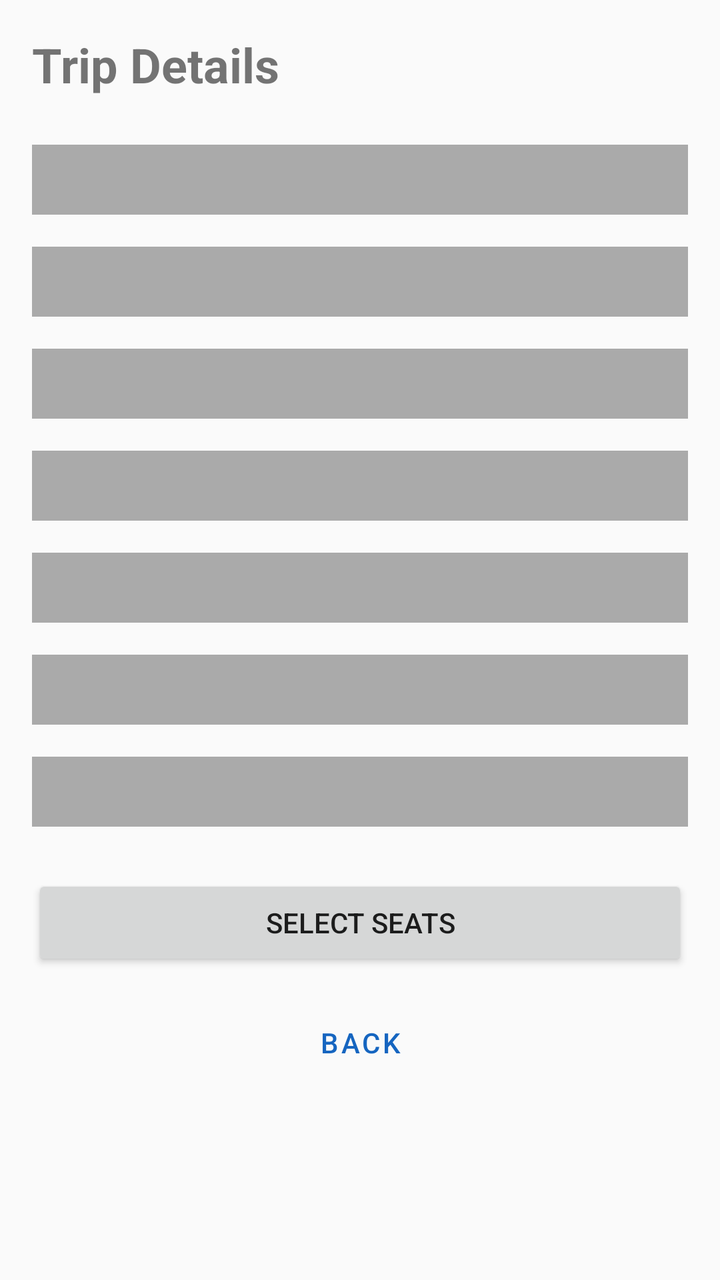
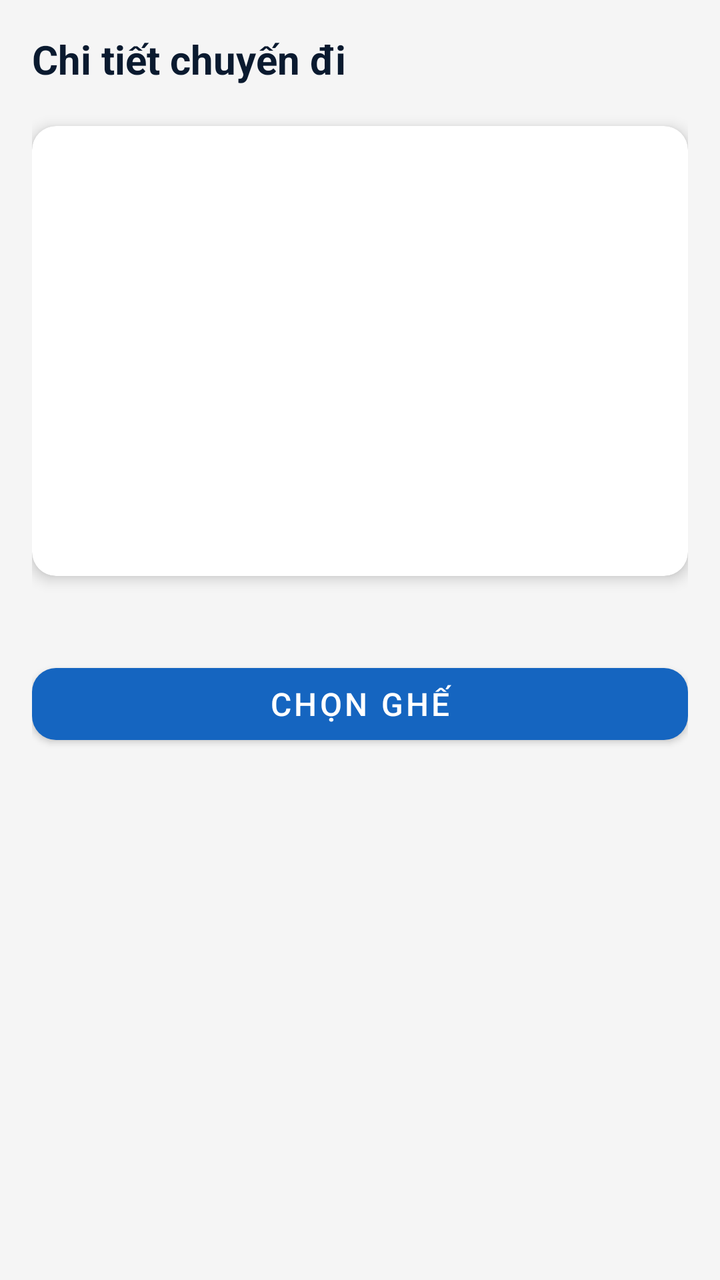

An Android layout rendered at two revisions. The XML below is the earlier revision; the diff shows what the commit changed to produce the second picture.
<!-- AndroidManifest.xml: application theme Theme.BusBooking -->
<!-- res/layout/fragment_trip_details.xml -->
<?xml version="1.0" encoding="utf-8"?>
<ScrollView xmlns:android="http://schemas.android.com/apk/res/android"
    android:layout_width="match_parent"
    android:layout_height="match_parent">

    <LinearLayout
        android:layout_width="match_parent"
        android:layout_height="wrap_content"
        android:orientation="vertical"
        android:padding="16dp">

        <TextView
            android:layout_width="wrap_content"
            android:layout_height="wrap_content"
            android:text="Trip Details"
            android:textSize="24sp"
            android:textStyle="bold"
            android:layout_marginBottom="24dp" />

        <TextView
            android:id="@+id/routeText"
            android:layout_width="match_parent"
            android:layout_height="wrap_content"
            android:padding="8dp"
            android:layout_marginBottom="16dp"
            android:background="@android:color/darker_gray" />

        <TextView
            android:id="@+id/dateText"
            android:layout_width="match_parent"
            android:layout_height="wrap_content"
            android:padding="8dp"
            android:layout_marginBottom="16dp"
            android:background="@android:color/darker_gray" />

        <TextView
            android:id="@+id/departureText"
            android:layout_width="match_parent"
            android:layout_height="wrap_content"
            android:padding="8dp"
            android:layout_marginBottom="16dp"
            android:background="@android:color/darker_gray" />

        <TextView
            android:id="@+id/arrivalText"
            android:layout_width="match_parent"
            android:layout_height="wrap_content"
            android:padding="8dp"
            android:layout_marginBottom="16dp"
            android:background="@android:color/darker_gray" />

        <TextView
            android:id="@+id/priceText"
            android:layout_width="match_parent"
            android:layout_height="wrap_content"
            android:padding="8dp"
            android:layout_marginBottom="16dp"
            android:background="@android:color/darker_gray" />

        <TextView
            android:id="@+id/busText"
            android:layout_width="match_parent"
            android:layout_height="wrap_content"
            android:padding="8dp"
            android:layout_marginBottom="16dp"
            android:background="@android:color/darker_gray" />

        <TextView
            android:id="@+id/statusText"
            android:layout_width="match_parent"
            android:layout_height="wrap_content"
            android:padding="8dp"
            android:layout_marginBottom="24dp"
            android:background="@android:color/darker_gray" />

        <Button
            android:id="@+id/selectSeatButton"
            android:layout_width="match_parent"
            android:layout_height="wrap_content"
            android:text="SELECT SEATS"
            android:layout_marginBottom="12dp" />

        <Button
            android:id="@+id/backButton"
            android:layout_width="match_parent"
            android:layout_height="wrap_content"
            android:text="BACK"
            style="@style/Widget.MaterialComponents.Button.OutlinedButton" />

    </LinearLayout>

</ScrollView>
<!-- resources referenced by this layout -->
<resources>
  <style name="Theme.BusBooking" parent="Theme.MaterialComponents.Light.NoActionBar.Bridge">
          <item name="colorPrimary">@color/blue_primary</item>
          <item name="colorPrimaryDark">@color/blue_primary_dark</item>
          <item name="colorAccent">@color/blue_accent</item>
      </style>
  <color name="blue_primary">#1565C0</color>
  <color name="blue_primary_dark">#0D47A1</color>
  <color name="blue_accent">#2196F3</color>
</resources>

<!-- the commit's change to res/layout/fragment_trip_details.xml (unified diff, before → after) -->
@@ -1,7 +1,9 @@
 <?xml version="1.0" encoding="utf-8"?>
-<ScrollView xmlns:android="http://schemas.android.com/apk/res/android"
+<androidx.core.widget.NestedScrollView xmlns:android="http://schemas.android.com/apk/res/android"
+    xmlns:app="http://schemas.android.com/apk/res-auto"
     android:layout_width="match_parent"
-    android:layout_height="match_parent">
+    android:layout_height="match_parent"
+    android:background="@color/background_grey">
 
     <LinearLayout
         android:layout_width="match_parent"
@@ -9,84 +11,117 @@
         android:orientation="vertical"
         android:padding="16dp">
 
+        
         <TextView
             android:layout_width="wrap_content"
             android:layout_height="wrap_content"
-            android:text="Trip Details"
-            android:textSize="24sp"
+            android:text="Chi tiết chuyến đi"
+            android:textSize="20sp"
             android:textStyle="bold"
-            android:layout_marginBottom="24dp" />
+            android:textColor="@color/text_primary"
+            android:layout_marginBottom="20dp" />
 
-        <TextView
-            android:id="@+id/routeText"
+        
+        <androidx.cardview.widget.CardView
             android:layout_width="match_parent"
             android:layout_height="wrap_content"
-            android:padding="8dp"
-            android:layout_marginBottom="16dp"
-            android:background="@android:color/darker_gray" />
+            app:cardCornerRadius="12dp"
+            app:cardElevation="4dp"
+            android:layout_marginBottom="20dp">
 
-        <TextView
-            android:id="@+id/dateText"
-            android:layout_width="match_parent"
+            <LinearLayout
+                android:layout_width="match_parent"
+                android:layout_height="wrap_content"
+                android:orientation="vertical"
+                android:padding="16dp">
+
+                
+                <TextView
+                    android:id="@+id/routeText"
+                    android:layout_width="match_parent"
+                    android:layout_height="wrap_content"
+                    android:textSize="18sp"
+                    android:textStyle="bold"
+                    android:textColor="@color/text_primary"
+                    android:layout_marginBottom="12dp" />
+
+                
+                <TextView
+                    android:id="@+id/dateText"
+                    android:layout_width="match_parent"
+                    android:layout_height="wrap_content"
+                    android:textSize="14sp"
+                    android:textColor="@color/text_secondary"
+                    android:layout_marginBottom="8dp" />
+
+                
+                <TextView
+                    android:id="@+id/departureText"
+                    android:layout_width="match_parent"
+                    android:layout_height="wrap_content"
+                    android:textSize="14sp"
+                    android:textColor="@color/text_secondary"
+                    android:layout_marginBottom="8dp" />
+
+                
+                <TextView
+                    android:id="@+id/arrivalText"
+                    android:layout_width="match_parent"
+                    android:layout_height="wrap_content"
+                    android:textSize="14sp"
+                    android:textColor="@color/text_secondary"
+                    android:layout_marginBottom="8dp" />
+
+                
+                <TextView
+                    android:id="@+id/busText"
+                    android:layout_width="match_parent"
+                    android:layout_height="wrap_content"
+                    android:textSize="14sp"
+                    android:textColor="@color/text_secondary"
+                    android:layout_marginBottom="8dp" />
+
+                
+                <TextView
+                    android:id="@+id/statusText"
+                    android:layout_width="wrap_content"
+                    android:layout_height="wrap_content"
+                    android:textSize="14sp"
+                    android:textColor="@color/text_secondary"
+                    android:layout_marginBottom="8dp" />
+
+                
+                <TextView
+                    android:id="@+id/priceText"
+                    android:layout_width="match_parent"
+                    android:layout_height="wrap_content"
+                    android:textSize="16sp"
+                    android:textStyle="bold"
+                    android:textColor="@color/blue_primary" />
+
+            </LinearLayout>
+
+        </androidx.cardview.widget.CardView>
+
+        
+        <ProgressBar
+            android:id="@+id/progressBar"
+            android:layout_width="wrap_content"
             android:layout_height="wrap_content"
-            android:padding="8dp"
-            android:layout_marginBottom="16dp"
-            android:background="@android:color/darker_gray" />
+            android:layout_gravity="center_horizontal"
+            android:visibility="gone" />
 
-        <TextView
-            android:id="@+id/departureText"
-            android:layout_width="match_parent"
-            android:layout_height="wrap_content"
-            android:padding="8dp"
-            android:layout_marginBottom="16dp"
-            android:background="@android:color/darker_gray" />
-
-        <TextView
-            android:id="@+id/arrivalText"
-            android:layout_width="match_parent"
-            android:layout_height="wrap_content"
-            android:padding="8dp"
-            android:layout_marginBottom="16dp"
-            android:background="@android:color/darker_gray" />
-
-        <TextView
-            android:id="@+id/priceText"
-            android:layout_width="match_parent"
-            android:layout_height="wrap_content"
-            android:padding="8dp"
-            android:layout_marginBottom="16dp"
-            android:background="@android:color/darker_gray" />
-
-        <TextView
-            android:id="@+id/busText"
-            android:layout_width="match_parent"
-            android:layout_height="wrap_content"
-            android:padding="8dp"
-            android:layout_marginBottom="16dp"
-            android:background="@android:color/darker_gray" />
-
-        <TextView
-            android:id="@+id/statusText"
-            android:layout_width="match_parent"
-            android:layout_height="wrap_content"
-            android:padding="8dp"
-            android:layout_marginBottom="24dp"
-            android:background="@android:color/darker_gray" />
-
-        <Button
+        
+        <com.google.android.material.button.MaterialButton
             android:id="@+id/selectSeatButton"
             android:layout_width="match_parent"
-            android:layout_height="wrap_content"
-            android:text="SELECT SEATS"
-            android:layout_marginBottom="12dp" />
-
-        <Button
-            android:id="@+id/backButton"
-            android:layout_width="match_parent"
-            android:layout_height="wrap_content"
-            android:text="BACK"
-            style="@style/Widget.MaterialComponents.Button.OutlinedButton" />
+            android:layout_height="48dp"
+            android:text="Chọn ghế"
+            android:textSize="16sp"
+            android:layout_marginTop="20dp"
+            app:backgroundTint="@color/blue_primary"
+            app:cornerRadius="12dp" />
 
     </LinearLayout>
 
-</ScrollView>
+</androidx.core.widget.NestedScrollView>
<!-- resource entries referenced after the edit -->
@@ -1,11 +1,14 @@
 <!-- resources referenced by this layout -->
 <resources>
+  <color name="background_grey">#F5F5F5</color>
   <style name="Theme.BusBooking" parent="Theme.MaterialComponents.Light.NoActionBar.Bridge">
           <item name="colorPrimary">@color/blue_primary</item>
           <item name="colorPrimaryDark">@color/blue_primary_dark</item>
           <item name="colorAccent">@color/blue_accent</item>
       </style>
   <color name="blue_primary">#1565C0</color>
+  <color name="text_primary">#0A1A2F</color>
+  <color name="text_secondary">#607D8B</color>
   <color name="blue_primary_dark">#0D47A1</color>
   <color name="blue_accent">#2196F3</color>
 </resources>
